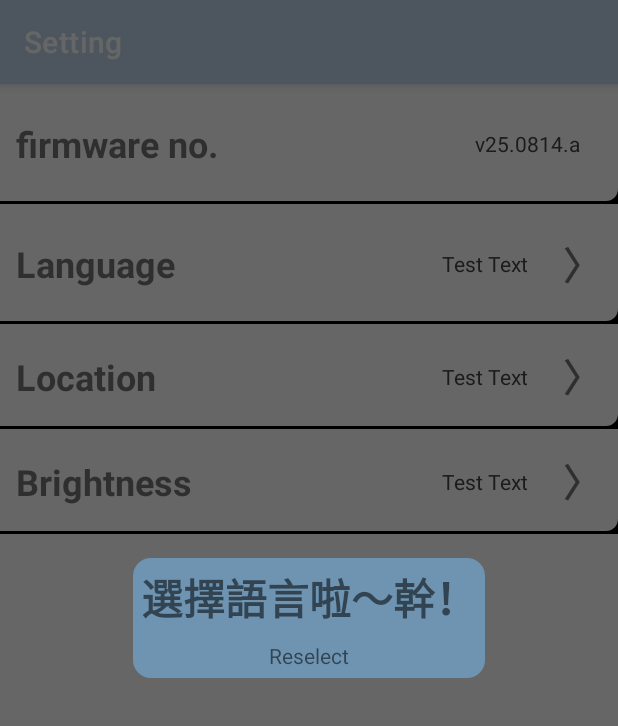
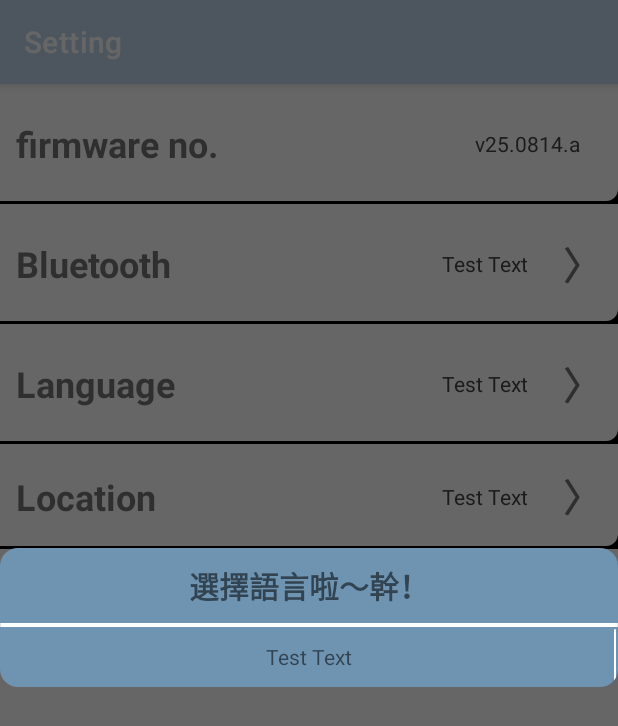
Before and after one commit to AdamLin0626/DrinksMachine, an Android app: the SettingPage screen opened directly, with no data from a screen before it, after a tap on "Language", on a phone screen of 412 x 824 dp. Shown: the top 726 px of the screen. Run offline under Robolectric (Android 15) with nearby library versions, the phone set to English and light mode, and no system bars.

Commit message:
20250815update

```diff
--- a/ClientApp_Android(Kotilin)/app/src/main/java/com/example/drinksmachine/Finish_Page.kt
+++ b/ClientApp_Android(Kotilin)/app/src/main/java/com/example/drinksmachine/Finish_Page.kt
@@ -9,8 +9,10 @@ import android.widget.Button
 import android.widget.ImageView
 import android.widget.ProgressBar
 import android.widget.TextView
+import android.widget.Toast
 import androidx.activity.enableEdgeToEdge
 import androidx.appcompat.app.AppCompatActivity
+import androidx.core.os.postDelayed
 import androidx.core.view.ViewCompat
 import androidx.core.view.WindowInsetsCompat
 
@@ -59,6 +61,9 @@ class Finish_Page : AppCompatActivity() {
                     HomeButtom.visibility = View.VISIBLE
                     TextShow.text = getString(R.string.progressFinish_text)
                     ImageShow.setImageResource(R.drawable.finish)
+                    handler.postDelayed({
+                        startActivity(Intent(this@Finish_Page, MainPage::class.java))
+                    }, 5000)
                 }
             }
         }, 2500)
--- a/ClientApp_Android(Kotilin)/app/src/main/java/com/example/drinksmachine/uniFeatures/myDialog.kt
+++ b/ClientApp_Android(Kotilin)/app/src/main/java/com/example/drinksmachine/uniFeatures/myDialog.kt
@@ -39,20 +39,22 @@ class MyDialog(context: Context) {
         return this
     }
 
-    fun setButtonL(text: String, onClick: (input: String) -> Unit): MyDialog {
-        binding.btnLeft.text = text
-        binding.btnLeft.setOnClickListener {
-            onClick("")
-        }
-        return this
-    }
-
     /**
      * binding.原件.visibility = ...
      * 如果我打true是可見，反之不可見
      */
     fun setLeftButtonVisible(visible: Boolean): MyDialog {
         binding.btnLeft.visibility = if (visible) View.VISIBLE else View.GONE
+        binding.v1.visibility = if (visible) View.VISIBLE else View.GONE
+
+        return this
+    }
+    fun setButtonL(text: String, color: Int, onClick: (input: String) -> Unit): MyDialog {
+        binding.btnLeft.text = text
+        binding.btnLeft.setOnClickListener {
+            onClick("")
+        }
+        binding.btnLeft.setTextColor(color)
         return this
     }
 
@@ -62,6 +64,15 @@ class MyDialog(context: Context) {
      */
     fun setMidButtonVisible(visible: Boolean): MyDialog {
         binding.btnMid.visibility = if (visible) View.VISIBLE else View.GONE
+        binding.v2.visibility = if (visible) View.VISIBLE else View.GONE
+        return this
+    }
+    fun setButtonM(text: String, color: Int, onClick: (input: String) -> Unit): MyDialog {
+        binding.btnMid.text = text
+        binding.btnLeft.setOnClickListener {
+            onClick("")
+        }
+        binding.btnMid.setTextColor(color)
         return this
     }
 
@@ -73,19 +84,12 @@ class MyDialog(context: Context) {
         binding.btnRight.visibility = if (visible) View.VISIBLE else View.GONE
         return this
     }
-
-    fun setButtonM(text: String, onClick: (input: String) -> Unit): MyDialog {
-        binding.btnMid.text = text
-        binding.btnMid.setOnClickListener {
-
-        }
-        return this
-    }
-
-    fun setButtonR(text: String, onClick: (input: String) -> Unit): MyDialog {
+    fun setButtonR(text: String, color: Int, onClick: (input: String) -> Unit): MyDialog {
         binding.btnRight.text = text
         binding.btnRight.setOnClickListener {
+            onClick("")
         }
+        binding.btnRight.setTextColor(color)
         return this
     }
 
--- /dev/null
+++ b/ClientApp_Android(Kotilin)/app/src/main/res/drawable/dialog_window.xml
@@ -0,0 +1,6 @@
+<?xml version="1.0" encoding="utf-8"?>
+<shape xmlns:android="http://schemas.android.com/apk/res/android">
+<corners android:radius="20dp"/>
+    <solid android:color="@color/sub_color"/>
+
+</shape>
--- a/ClientApp_Android(Kotilin)/app/src/main/res/layout/activity_main_page.xml
+++ b/ClientApp_Android(Kotilin)/app/src/main/res/layout/activity_main_page.xml
@@ -90,12 +90,13 @@
         android:id="@+id/logoIcon"
         android:layout_width="wrap_content"
         android:layout_height="wrap_content"
-        android:layout_marginStart="18dp"
-        android:layout_marginTop="10sp"
+        android:layout_marginStart="0dp"
+        android:layout_marginTop="0dp"
         android:text="@string/app_name"
         android:textColor="@color/main_color"
         android:textSize="28sp"
         android:textStyle="bold"
+        android:padding="15dp"
         app:layout_constraintStart_toStartOf="parent"
         app:layout_constraintTop_toTopOf="parent" />
 
--- a/ClientApp_Android(Kotilin)/app/src/main/res/layout/activity_setting_page.xml
+++ b/ClientApp_Android(Kotilin)/app/src/main/res/layout/activity_setting_page.xml
@@ -43,9 +43,46 @@
                     android:textColor="@color/deep_gray"
                     android:textSize="14sp" />
 
-                <Space
+                <View
                     android:layout_width="20dp"
                     android:layout_height="match_parent"/>
+            </LinearLayout>
+            <LinearLayout
+                android:id="@+id/box_bluetooth"
+                android:layout_width="match_parent"
+                android:layout_height="80dp"
+                android:background="@drawable/simple_button"
+                android:orientation="horizontal"
+                android:padding="5dp">
+
+                <TextView
+                    android:id="@+id/title_bluetooth"
+                    android:layout_width="wrap_content"
+                    android:layout_height="wrap_content"
+                    android:layout_gravity="center_vertical"
+                    android:textSize="24sp"
+                    android:padding="5dp"
+                    android:text="@string/title_bluetooth"
+                    android:textStyle="bold" />
+
+                <TextView
+                    android:id="@+id/text_bluetooth"
+                    android:layout_width="0dp"
+                    android:layout_height="wrap_content"
+                    android:layout_gravity="center_vertical"
+                    android:layout_weight="1"
+                    android:gravity="right"
+                    android:text="@string/default_text"
+                    android:textColor="@color/deep_gray"
+                    android:textSize="14sp" />
+
+                <TextView
+                    android:layout_width="55dp"
+                    android:layout_height="match_parent"
+                    android:gravity="center"
+                    android:text="   〉"
+                    android:textSize="25sp"
+                    android:textStyle="bold" />
             </LinearLayout>
             <LinearLayout
                 android:id="@+id/box_language"
--- a/ClientApp_Android(Kotilin)/app/src/main/res/layout/my_dialog.xml
+++ b/ClientApp_Android(Kotilin)/app/src/main/res/layout/my_dialog.xml
@@ -2,31 +2,40 @@
 <LinearLayout
     xmlns:android="http://schemas.android.com/apk/res/android"
     xmlns:tools="http://schemas.android.com/tools"
-    android:layout_width="350dp"
+    android:layout_width="380dp"
     android:layout_height="wrap_content"
     android:id="@+id/windows"
-    android:orientation="vertical"
-    >
+    android:orientation="vertical">
     <TextView
         android:id="@+id/dialogTitle"
-        android:layout_width="wrap_content"
+        android:layout_width="match_parent"
         android:layout_height="50dp"
         android:layout_marginTop="0dp"
-        android:layout_gravity="center"
-        android:textSize="28sp"
+        android:gravity="center"
+        android:textSize="20sp"
         android:textStyle="bold"
         android:padding="5dp"
         android:text="@string/default_text"/>
+    <View
+        android:layout_width="match_parent"
+        android:layout_height="1.5dp"
+        android:backgroundTint="@color/white"
+        android:background="@drawable/rounded_rectangle_button"/>
     <LinearLayout
         android:id="@+id/dialogView"
-        android:layout_width="wrap_content"
+        android:layout_width="match_parent"
         android:layout_height="wrap_content"
         android:layout_marginStart="0dp"
         android:layout_gravity="left"
         android:orientation="horizontal" />
+    <View
+        android:layout_width="match_parent"
+        android:layout_height="1.5dp"
+        android:backgroundTint="@color/white"
+        android:background="@drawable/rounded_rectangle_button"/>
     <LinearLayout
         android:layout_width="match_parent"
-        android:layout_height="30dp"
+        android:layout_height="40dp"
         android:padding="1dp"
         android:orientation="horizontal">
         <TextView
@@ -36,6 +45,12 @@
             android:layout_height="match_parent"
             android:gravity="center"
             android:text="@string/default_text" />
+        <View
+            android:id="@+id/v1"
+            android:layout_width="1dp"
+            android:layout_height="match_parent"
+            android:backgroundTint="@color/white"
+            android:background="@drawable/rectangle_button"/>
         <TextView
             android:id="@+id/btnMid"
             android:layout_weight="1"
@@ -43,6 +58,12 @@
             android:layout_height="match_parent"
             android:gravity="center"
             android:text="@string/default_text"/>
+        <View
+            android:id="@+id/v2"
+            android:layout_width="1dp"
+            android:layout_height="match_parent"
+            android:backgroundTint="@color/white"
+            android:background="@drawable/rectangle_button"/>
         <TextView
             android:id="@+id/btnRight"
             android:layout_weight="1"
--- a/ClientApp_Android(Kotilin)/app/src/main/res/values/strings.xml
+++ b/ClientApp_Android(Kotilin)/app/src/main/res/values/strings.xml
@@ -15,6 +15,7 @@
     <string name="invalid_password">Password must be >5 characters</string>
     <string name="login_failed">"Login failed"</string>
     <string name="default_text">"Test Text"</string>
+    <string name="exit">EXIT</string>
     <!-- BarTitle -->
     <string name="title_information">Information</string>
     <string name="title_history">History</string>
@@ -37,6 +38,7 @@
     <string name="cannot_over_ten">Drink</string>
     <!--Setting-->
     <string name="title_firmwareNumber">firmware no.</string>
+    <string name="title_bluetooth">Bluetooth</string>
     <string name="title_language">Language</string>
     <string name="title_location">Location</string>
     <string name="title_brightness">Brightness</string>
```
Also changed, not shown: ClientApp_Android(Kotilin)/app/src/main/java/com/example/drinksmachine/DiyPage.kt (+15 -7 lines), ClientApp_Android(Kotilin)/app/src/main/java/com/example/drinksmachine/MainPage.kt (+17 -14 lines), ClientApp_Android(Kotilin)/app/src/main/java/com/example/drinksmachine/SettingPage.kt (+14 -2 lines), ClientApp_Android(Kotilin)/app/src/main/java/com/example/drinksmachine/Test_MainPage.kt (added, +88 -0 lines), 1 other file.
